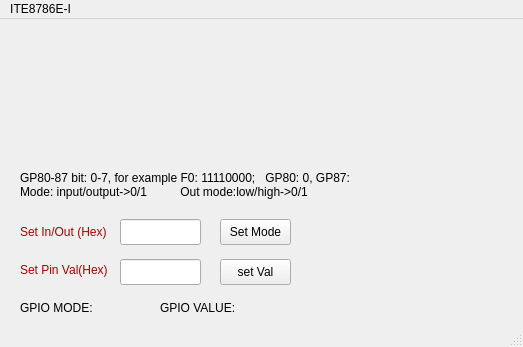
Before: the Qt Designer form code/gpio_test.ui in huchanghui123/ITE87_GPIO_TEST_LINUX, drawn with Qt 5.
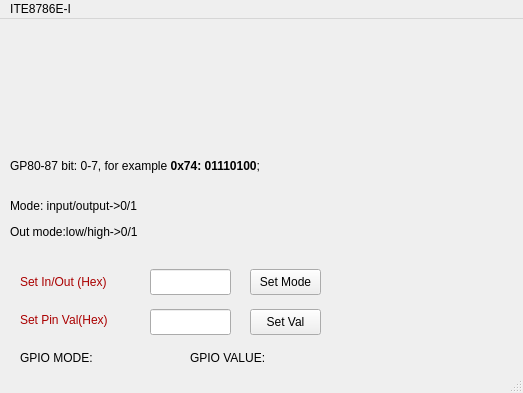
After: the same form once the commit is applied. Icons and pictures are not drawn.

```diff
--- a/code/gpio_test.ui
+++ b/code/gpio_test.ui
@@ -7,7 +7,7 @@
     <x>0</x>
     <y>0</y>
     <width>523</width>
-    <height>347</height>
+    <height>393</height>
    </rect>
   </property>
   <property name="windowTitle">
@@ -18,8 +18,8 @@
     <property name="geometry">
      <rect>
       <x>20</x>
-      <y>202</y>
-      <width>91</width>
+      <y>252</y>
+      <width>111</width>
       <height>21</height>
      </rect>
     </property>
@@ -34,8 +34,8 @@
     <property name="geometry">
      <rect>
       <x>20</x>
-      <y>242</y>
-      <width>91</width>
+      <y>292</y>
+      <width>111</width>
       <height>18</height>
      </rect>
     </property>
@@ -49,8 +49,8 @@
    <widget class="QLineEdit" name="lineEdit">
     <property name="geometry">
      <rect>
-      <x>120</x>
-      <y>200</y>
+      <x>150</x>
+      <y>250</y>
       <width>81</width>
       <height>26</height>
      </rect>
@@ -59,8 +59,8 @@
    <widget class="QLineEdit" name="lineEdit_2">
     <property name="geometry">
      <rect>
-      <x>120</x>
-      <y>240</y>
+      <x>150</x>
+      <y>290</y>
       <width>81</width>
       <height>26</height>
      </rect>
@@ -69,8 +69,8 @@
    <widget class="QPushButton" name="pushButton">
     <property name="geometry">
      <rect>
-      <x>220</x>
-      <y>200</y>
+      <x>250</x>
+      <y>250</y>
       <width>71</width>
       <height>26</height>
      </rect>
@@ -82,22 +82,22 @@
    <widget class="QPushButton" name="pushButton_2">
     <property name="geometry">
      <rect>
-      <x>220</x>
-      <y>240</y>
+      <x>250</x>
+      <y>290</y>
       <width>71</width>
       <height>26</height>
      </rect>
     </property>
     <property name="text">
-     <string>set Val</string>
+     <string>Set Val</string>
     </property>
    </widget>
    <widget class="QLabel" name="label_3">
     <property name="geometry">
      <rect>
       <x>20</x>
-      <y>280</y>
-      <width>131</width>
+      <y>330</y>
+      <width>161</width>
       <height>18</height>
      </rect>
     </property>
@@ -108,9 +108,9 @@
    <widget class="QLabel" name="label_4">
     <property name="geometry">
      <rect>
-      <x>160</x>
-      <y>280</y>
-      <width>131</width>
+      <x>190</x>
+      <y>330</y>
+      <width>151</width>
       <height>18</height>
      </rect>
     </property>
@@ -122,9 +122,9 @@
     <property name="geometry">
      <rect>
       <x>10</x>
-      <y>10</y>
+      <y>0</y>
       <width>501</width>
-      <height>121</height>
+      <height>111</height>
      </rect>
     </property>
     <property name="styleSheet">
@@ -137,15 +137,14 @@
    <widget class="QLabel" name="label_6">
     <property name="geometry">
      <rect>
-      <x>20</x>
-      <y>140</y>
-      <width>331</width>
-      <height>51</height>
+      <x>10</x>
+      <y>120</y>
+      <width>431</width>
+      <height>121</height>
      </rect>
     </property>
     <property name="text">
-     <string>GP80-87 bit: 0-7, for example F0: 11110000;   GP80: 0, GP87: 1
-Mode: input/output-&gt;0/1          Out mode:low/high-&gt;0/1</string>
+     <string>&lt;html&gt;&lt;head/&gt;&lt;body&gt;&lt;p&gt;GP80-87 bit: 0-7, for example &lt;span style=&quot; font-weight:600;&quot;&gt;0x74: 01110100&lt;/span&gt;; &lt;br/&gt;&lt;img src=&quot;:/gpio_bit.png&quot;/&gt;&lt;/p&gt;&lt;p&gt;Mode: input/output-&amp;gt;0/1 &lt;/p&gt;&lt;p&gt;Out mode:low/high-&amp;gt;0/1&lt;/p&gt;&lt;/body&gt;&lt;/html&gt;</string>
     </property>
    </widget>
   </widget>
```
Left out of the diff: 2 changed lines with no effect on the pictures.
